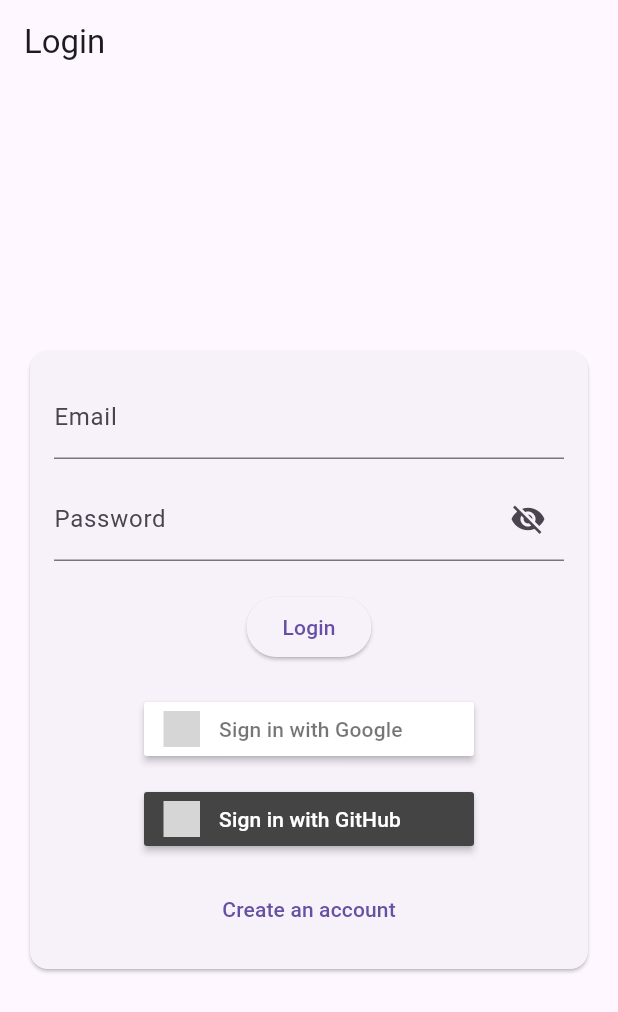
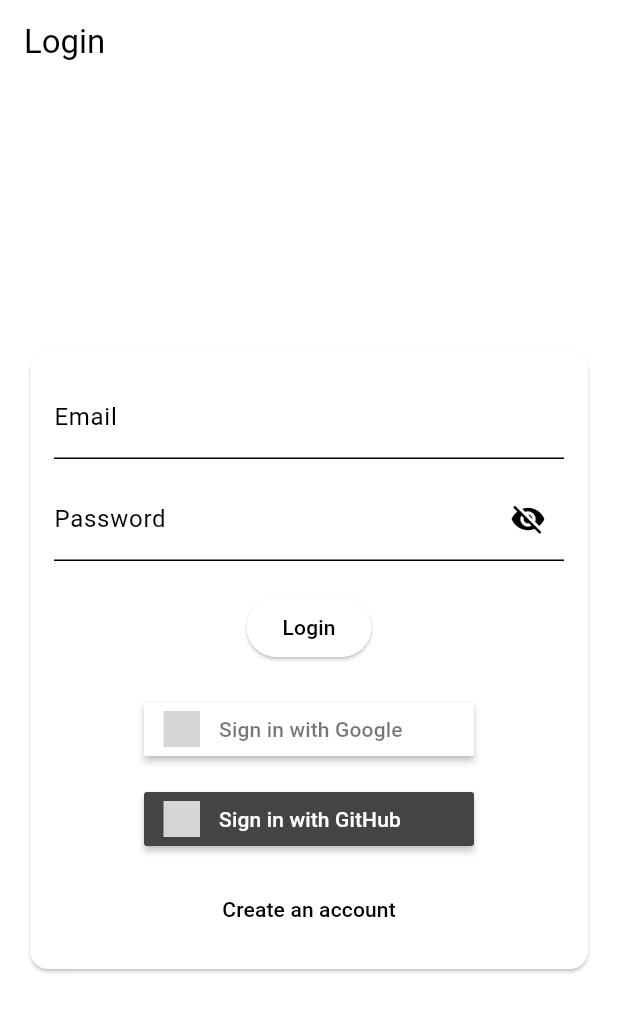
Before and after one commit to strongo01/fFinder, a Flutter app: the screen it shows after launch, on a phone screen of 412 x 824 dp. Shown: the top 1012 px of the screen. Run offline on Flutter 3.47's test engine with Material 3 defaults, Android fonts, the phone set to English and light mode, and no system bars; our stand-ins replace cloud_firestore, firebase_auth, firebase_core, flutter_signin_button, google_sign_in, sign_in_with_apple; missing offline and left inert: openfoodfacts, simple_barcode_scanner; accounts and stored records are empty; grey boxes are pictures that could not be loaded.

```diff
--- a/pws/lib/main.dart
+++ b/pws/lib/main.dart
@@ -1,15 +1,24 @@
+import 'package:firebase_auth/firebase_auth.dart';
 import 'package:flutter/material.dart';
 import 'package:firebase_core/firebase_core.dart';
 import 'package:google_sign_in/google_sign_in.dart';
+import 'package:pws/views/home_screen.dart';
 import 'firebase_options.dart';
 import 'views/login_register_view.dart';
+import 'package:openfoodfacts/openfoodfacts.dart';
 
 Future<void> main() async {
   WidgetsFlutterBinding.ensureInitialized();
-  await Firebase.initializeApp(
-    options: DefaultFirebaseOptions.currentPlatform,
-  );
+  await Firebase.initializeApp(options: DefaultFirebaseOptions.currentPlatform);
   await GoogleSignIn.instance.initialize();
+
+  OpenFoodAPIConfiguration.userAgent = UserAgent(name: 'PWS');
+
+  OpenFoodAPIConfiguration.globalLanguages = <OpenFoodFactsLanguage>[
+    OpenFoodFactsLanguage.DUTCH
+  ];
+
+  OpenFoodAPIConfiguration.globalCountry = OpenFoodFactsCountry.NETHERLANDS;
 
   runApp(const MyApp());
 }
@@ -20,9 +29,39 @@ class MyApp extends StatelessWidget {
   @override
   Widget build(BuildContext context) {
     return MaterialApp(
-      title: 'PWS',
-      theme: ThemeData(useMaterial3: true),
-      home: const LoginRegisterView(),
+      debugShowCheckedModeBanner: false,
+      themeMode: ThemeMode.system,
+      theme: ThemeData(
+        useMaterial3: true,
+        colorScheme: const ColorScheme(
+          brightness: Brightness.light,
+          primary: Colors.black,
+          onPrimary: Colors.white,
+          secondary: Colors.grey,
+          onSecondary: Colors.white,
+          error: Colors.red,
+          onError: Colors.white,
+          surface: Colors.white,
+          onSurface: Colors.black,
+        ),
+      ),
+      darkTheme: ThemeData(
+        useMaterial3: true,
+        colorScheme: const ColorScheme(
+          brightness: Brightness.dark,
+          primary: Colors.white,
+          onPrimary: Colors.black,
+          secondary: Colors.grey,
+          onSecondary: Colors.black,
+          error: Colors.red,
+          onError: Colors.white,
+          surface: Colors.black,
+          onSurface: Colors.white,
+        ),
+      ),
+      home: FirebaseAuth.instance.currentUser != null
+          ? const HomeScreen()
+          : const LoginRegisterView(),
     );
   }
 }
--- a/pws/pubspec.yaml
+++ b/pws/pubspec.yaml
@@ -42,6 +42,8 @@ dependencies:
   flutter_signin_button: ^2.1.1
   sign_in_with_apple: ^7.0.1
   crypto: ^3.0.7
+  openfoodfacts: ^3.27.0
+  simple_barcode_scanner: ^0.4.0
 
 dev_dependencies:
   flutter_test:
```
Also changed, not shown: pws/lib/views/home_screen.dart (added, +196 -0 lines), pws/lib/views/login_register_view.dart (+5 -35 lines), pws/lib/views/settings_view.dart (added, +34 -0 lines), pws/pubspec.lock, 4 other files.
